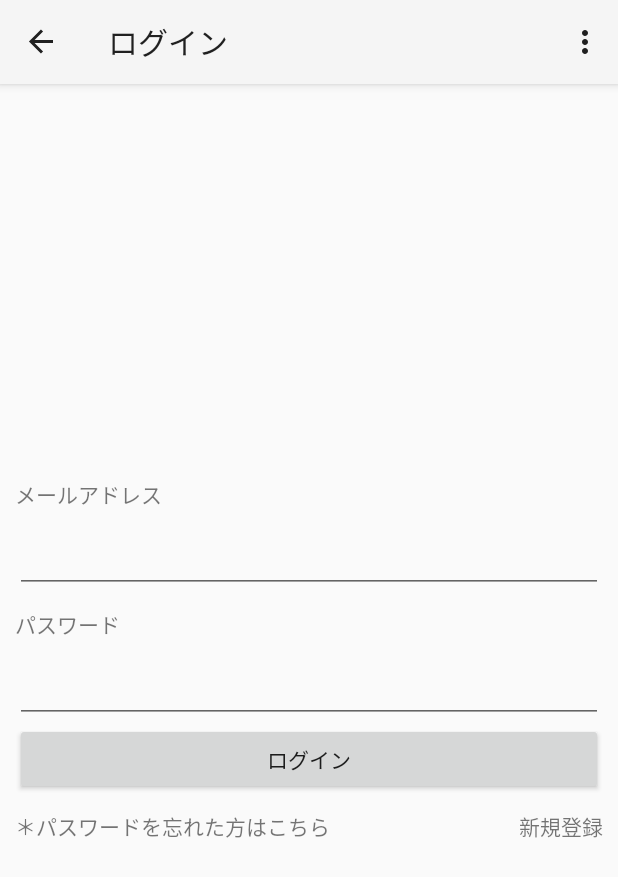
After one commit to kazudmb/StampCardMVVM, an Android app: the LoginFragment screen opened through its navigation route, on a phone screen of 412 x 824 dp. The commit adds this screen. Shown: the top 877 px of the screen. Run offline under Robolectric (Android 15) with nearby library versions, the phone set to English and light mode, and no system bars; our stand-ins replace data binding, navigation-ui; libraries missing offline, so code that uses them is left out: org.kodein.di; 6 statements that could not run were skipped.

Commit message:
add Login Fragment

```diff
--- /dev/null
+++ b/app/src/main/java/com/nakano/stampcardmvvm/view/LoginFragment.kt
@@ -0,0 +1,36 @@
+package com.nakano.stampcardmvvm.view
+
+import android.os.Bundle
+import android.view.LayoutInflater
+import android.view.View
+import android.view.ViewGroup
+import androidx.databinding.DataBindingUtil
+import androidx.fragment.app.Fragment
+import androidx.lifecycle.ViewModelProviders
+import com.nakano.stampcardmvvm.R
+import com.nakano.stampcardmvvm.databinding.FragmentLoginBinding
+import com.nakano.stampcardmvvm.viewModel.StampCardViewModel
+import com.nakano.stampcardmvvm.viewModel.StampCardViewModelFactory
+import org.kodein.di.KodeinAware
+import org.kodein.di.android.x.kodein
+import org.kodein.di.generic.instance
+
+class LoginFragment : Fragment(), KodeinAware {
+
+    override val kodein by kodein()
+    private val factory: StampCardViewModelFactory by instance()
+
+    private lateinit var viewModel: StampCardViewModel
+
+    override fun onCreateView(
+        inflater: LayoutInflater, container: ViewGroup?,
+        savedInstanceState: Bundle?
+    ): View? {
+        val binding: FragmentLoginBinding =
+            DataBindingUtil.inflate(inflater, R.layout.fragment_login, container, false)
+        viewModel = ViewModelProviders.of(this, factory).get(StampCardViewModel::class.java)
+        binding.stampCardViewModel = viewModel
+        binding.lifecycleOwner = this
+        return binding.root
+    }
+}
--- a/app/src/main/java/com/nakano/stampcardmvvm/view/MainActivity.kt
+++ b/app/src/main/java/com/nakano/stampcardmvvm/view/MainActivity.kt
@@ -31,8 +31,9 @@ class MainActivity : AppCompatActivity() {
     override fun onOptionsItemSelected(item: MenuItem): Boolean {
         return when (item.itemId) {
             R.id.loginFragment -> {
-//                val intent = Intent(this, LoginActivity::class.java)
-//                startActivity(intent)
+                val action =
+                    StampCardFragmentDirections.actionStampCardFragmentToLoginFragment()
+                findNavController(R.id.nav_host_fragment).navigate(action)
                 return true
             }
             R.id.accountInfoFragment -> {
--- /dev/null
+++ b/app/src/main/res/layout/fragment_login.xml
@@ -0,0 +1,78 @@
+<layout xmlns:android="http://schemas.android.com/apk/res/android"
+    xmlns:app="http://schemas.android.com/apk/res-auto"
+    xmlns:tools="http://schemas.android.com/tools">
+
+    <data>
+
+        <variable
+            name="stampCardViewModel"
+            type="com.nakano.stampcardmvvm.viewModel.StampCardViewModel" />
+    </data>
+
+    <LinearLayout
+        android:id="@+id/text_view"
+        android:layout_width="match_parent"
+        android:layout_height="match_parent"
+        android:layout_marginStart="10dp"
+        android:layout_marginEnd="10dp"
+        android:gravity="center_vertical"
+        android:orientation="vertical">
+
+        <TextView
+            android:layout_width="wrap_content"
+            android:layout_height="wrap_content"
+            android:layout_marginTop="10dp"
+            android:layout_marginBottom="10dp"
+            android:text="@string/mail_address" />
+
+        <EditText
+            android:id="@+id/field_email"
+            android:layout_width="match_parent"
+            android:layout_height="wrap_content"
+            android:inputType="textEmailAddress" />
+
+        <TextView
+            android:layout_width="wrap_content"
+            android:layout_height="wrap_content"
+            android:layout_marginTop="10dp"
+            android:layout_marginBottom="10dp"
+            android:text="@string/password" />
+
+        <EditText
+            android:id="@+id/field_password"
+            android:layout_width="match_parent"
+            android:layout_height="wrap_content"
+            android:inputType="textPassword" />
+
+        <Button
+            android:id="@+id/login_button"
+            android:layout_width="match_parent"
+            android:layout_height="wrap_content"
+            android:layout_gravity="center"
+            android:text="@string/login" />
+
+        <LinearLayout
+            android:layout_width="match_parent"
+            android:layout_height="wrap_content"
+            android:layout_marginTop="10dp"
+            android:layout_marginBottom="10dp">
+
+            <TextView
+                android:id="@+id/forgot_password"
+                android:layout_width="wrap_content"
+                android:layout_height="wrap_content"
+                android:clickable="true"
+                android:focusable="true"
+                android:text="@string/forgot_password" />
+
+            <TextView
+                android:id="@+id/new_registration"
+                android:layout_width="match_parent"
+                android:layout_height="wrap_content"
+                android:clickable="true"
+                android:focusable="true"
+                android:gravity="end"
+                android:text="@string/new_registration" />
+        </LinearLayout>
+    </LinearLayout>
+</layout>
--- a/app/src/main/res/navigation/nav_graph.xml
+++ b/app/src/main/res/navigation/nav_graph.xml
@@ -19,6 +19,9 @@
         <action
             android:id="@+id/action_stampCardFragment_to_accountInfoFragment"
             app:destination="@id/accountInfoFragment" />
+        <action
+            android:id="@+id/action_stampCardFragment_to_loginFragment"
+            app:destination="@id/loginFragment" />
     </fragment>
     <fragment
         android:id="@+id/qrCodeDisplayFragment"
@@ -26,15 +29,15 @@
         android:label="@string/qr_code">
     </fragment>
 
-<!--    <fragment-->
-<!--        android:id="@+id/loginFragment"-->
-<!--        android:name="com.nakano.stampcardmvvm.view."-->
-<!--        android:label="ログイン"-->
-<!--        tools:layout="@layout/login_fragment" />-->
+    <fragment
+        android:id="@+id/loginFragment"
+        android:name="com.nakano.stampcardmvvm.view.LoginFragment"
+        android:label="@string/login"
+        tools:layout="@layout/fragment_login" />
     <fragment
         android:id="@+id/accountInfoFragment"
         android:name="com.nakano.stampcardmvvm.view.AccountInfoFragment"
-        android:label="アカウント情報"
+        android:label="@string/account_info"
         tools:layout="@layout/fragment_account_info" />
 
 </navigation>
```
